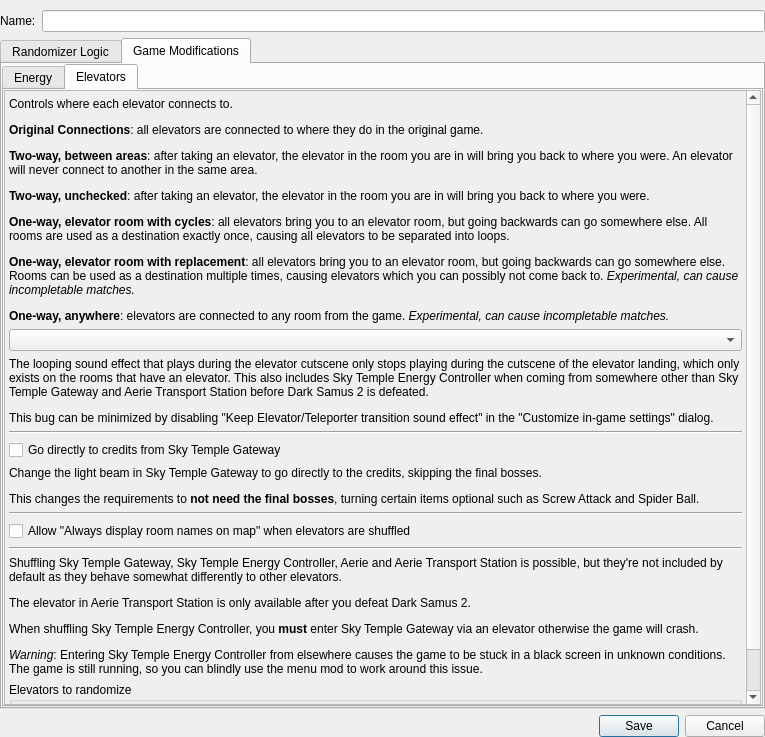
The window that randovania/gui/ui_files/logic_settings_window.ui (randovania/randovania) describes before a commit, drawn with Qt 5.
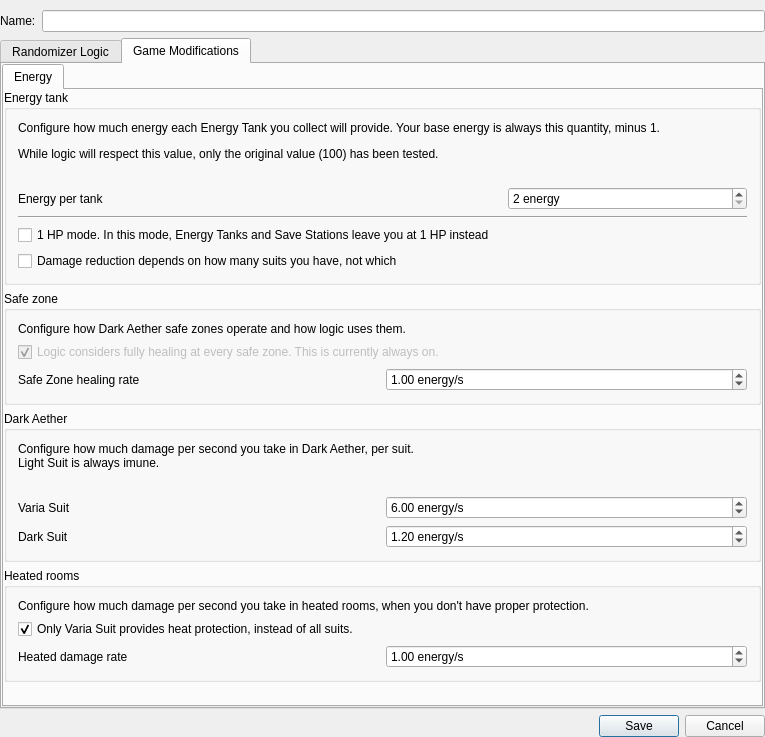
The same window after the commit. The open tabs and pages were chosen to show the change.

Commit message: Split elevators into PresetElevators

What changed in the file:
```diff
--- a/randovania/gui/ui_files/logic_settings_window.ui
+++ b/randovania/gui/ui_files/logic_settings_window.ui
@@ -717,185 +717,6 @@
            </item>
           </layout>
          </widget>
-         <widget class="QWidget" name="elevator_tab">
-          <attribute name="title">
-           <string>Elevators</string>
-          </attribute>
-          <layout class="QVBoxLayout" name="elevator_parent_layout">
-           <property name="leftMargin">
-            <number>0</number>
-           </property>
-           <property name="topMargin">
-            <number>0</number>
-           </property>
-           <property name="rightMargin">
-            <number>0</number>
-           </property>
-           <property name="bottomMargin">
-            <number>0</number>
-           </property>
-           <item>
-            <widget class="QScrollArea" name="elevator_scroll_area">
-             <property name="widgetResizable">
-              <bool>true</bool>
-             </property>
-             <widget class="QWidget" name="elevator_scroll_area_contents">
-              <property name="geometry">
-               <rect>
-                <x>0</x>
-                <y>-51</y>
-                <width>741</width>
-                <height>643</height>
-               </rect>
-              </property>
-              <layout class="QVBoxLayout" name="elevator_layout">
-               <property name="leftMargin">
-                <number>4</number>
-               </property>
-               <property name="topMargin">
-                <number>6</number>
-               </property>
-               <property name="rightMargin">
-                <number>4</number>
-               </property>
-               <property name="bottomMargin">
-                <number>0</number>
-               </property>
-               <item>
-                <widget class="QLabel" name="elevators_description_label">
-                 <property name="text">
-                  <string>&lt;html&gt;&lt;head/&gt;&lt;body&gt;&lt;p&gt;Controls where each elevator connects to.&lt;/p&gt;&lt;p&gt;&lt;span style=&quot; font-weight:600;&quot;&gt;Original Connections&lt;/span&gt;: all elevators are connected to where they do in the original game.&lt;/p&gt;&lt;p&gt;&lt;span style=&quot; font-weight:600;&quot;&gt;Two-way, between areas&lt;/span&gt;: after taking an elevator, the elevator in the room you are in will bring you back to where you were. An elevator will never connect to another in the same area.&lt;/p&gt;&lt;p&gt;&lt;span style=&quot; font-weight:600;&quot;&gt;Two-way, unchecked&lt;/span&gt;: after taking an elevator, the elevator in the room you are in will bring you back to where you were.&lt;/p&gt;&lt;p&gt;&lt;span style=&quot; font-weight:600;&quot;&gt;One-way, elevator room with cycles&lt;/span&gt;: all elevators bring you to an elevator room, but going backwards can go somewhere else. All rooms are used as a destination exactly once, causing all elevators to be separated into loops.&lt;/p&gt;&lt;p&gt;&lt;span style=&quot; font-weight:600;&quot;&gt;One-way, elevator room with replacement&lt;/span&gt;: all elevators bring you to an elevator room, but going backwards can go somewhere else. Rooms can be used as a destination multiple times, causing elevators which you can possibly not come back to.&lt;span style=&quot; font-style:italic;&quot;&gt; Experimental, can cause incompletable matches.&lt;/span&gt;&lt;/p&gt;&lt;p&gt;&lt;span style=&quot; font-weight:600;&quot;&gt;One-way, anywhere&lt;/span&gt;: elevators are connected to any room from the game. &lt;span style=&quot; font-style:italic;&quot;&gt;Experimental, can cause incompletable matches.&lt;/span&gt;&lt;/p&gt;&lt;/body&gt;&lt;/html&gt;</string>
-                 </property>
-                 <property name="wordWrap">
-                  <bool>true</bool>
-                 </property>
-                </widget>
-               </item>
-               <item>
-                <widget class="QComboBox" name="elevators_combo"/>
-               </item>
-               <item>
-                <widget class="QLabel" name="elevators_help_sound_bug_label">
-                 <property name="text">
-                  <string>&lt;html&gt;&lt;head/&gt;&lt;body&gt;&lt;p&gt;The looping sound effect that plays during the elevator cutscene only stops playing during the cutscene of the elevator landing, which only exists on the rooms that have an elevator. This also includes Sky Temple Energy Controller when coming from somewhere other than Sky Temple Gateway and Aerie Transport Station before Dark Samus 2 is defeated.&lt;/p&gt;&lt;p&gt;This bug can be minimized by disabling &amp;quot;Keep Elevator/Teleporter transition sound effect&amp;quot; in the &amp;quot;Customize in-game settings&amp;quot; dialog.&lt;/p&gt;&lt;/body&gt;&lt;/html&gt;</string>
-                 </property>
-                 <property name="wordWrap">
-                  <bool>true</bool>
-                 </property>
-                </widget>
-               </item>
-               <item>
-                <widget class="Line" name="elevators_line_2">
-                 <property name="orientation">
-                  <enum>Qt::Horizontal</enum>
-                 </property>
-                </widget>
-               </item>
-               <item>
-                <widget class="QCheckBox" name="skip_final_bosses_check">
-                 <property name="text">
-                  <string>Go directly to credits from Sky Temple Gateway</string>
-                 </property>
-                </widget>
-               </item>
-               <item>
-                <widget class="QLabel" name="skip_final_bosses_label">
-                 <property name="text">
-                  <string>&lt;html&gt;&lt;head/&gt;&lt;body&gt;&lt;p&gt;Change the light beam in Sky Temple Gateway to go directly to the credits, skipping the final bosses.&lt;/p&gt;&lt;p&gt;This changes the requirements to &lt;span style=&quot; font-weight:600;&quot;&gt;not need the final bosses&lt;/span&gt;, turning certain items optional such as Screw Attack and Spider Ball.&lt;/p&gt;&lt;/body&gt;&lt;/html&gt;</string>
-                 </property>
-                 <property name="alignment">
-                  <set>Qt::AlignLeading|Qt::AlignLeft|Qt::AlignTop</set>
-                 </property>
-                 <property name="wordWrap">
-                  <bool>true</bool>
-                 </property>
-                </widget>
-               </item>
-               <item>
-                <widget class="Line" name="elevators_line_4">
-                 <property name="orientation">
-                  <enum>Qt::Horizontal</enum>
-                 </property>
-                </widget>
-               </item>
-               <item>
-                <widget class="QCheckBox" name="elevators_allow_unvisited_names_check">
-                 <property name="text">
-                  <string>Allow &quot;Always display room names on map&quot; when elevators are shuffled</string>
-                 </property>
-                </widget>
-               </item>
-               <item>
-                <widget class="Line" name="elevators_line_3">
-                 <property name="orientation">
-                  <enum>Qt::Horizontal</enum>
-                 </property>
-                </widget>
-               </item>
-               <item>
-                <widget class="QLabel" name="elevators_help_list_label">
-                 <property name="text">
-                  <string>&lt;html&gt;&lt;head/&gt;&lt;body&gt;&lt;p&gt;Shuffling Sky Temple Gateway, Sky Temple Energy Controller, Aerie and Aerie Transport Station is possible, but they're not included by default as they behave somewhat differently to other elevators.&lt;/p&gt;&lt;p&gt;The elevator in Aerie Transport Station is only available after you defeat Dark Samus 2.&lt;/p&gt;&lt;p&gt;When shuffling Sky Temple Energy Controller, you &lt;span style=&quot; font-weight:600;&quot;&gt;must&lt;/span&gt; enter Sky Temple Gateway via an elevator otherwise the game will crash.&lt;/p&gt;&lt;p&gt;&lt;span style=&quot; font-style:italic;&quot;&gt;Warning&lt;/span&gt;: Entering Sky Temple Energy Controller from elsewhere causes the game to be stuck in a black screen in unknown conditions. The game is still running, so you can blindly use the menu mod to work around this issue.&lt;/p&gt;&lt;/body&gt;&lt;/html&gt;</string>
-                 </property>
-                 <property name="wordWrap">
-                  <bool>true</bool>
-                 </property>
-                </widget>
-               </item>
-               <item>
-                <widget class="QGroupBox" name="elevators_source_group">
-                 <property name="title">
-                  <string>Elevators to randomize</string>
-                 </property>
-                 <layout class="QGridLayout" name="elevators_source_layout">
-                  <property name="leftMargin">
-                   <number>1</number>
-                  </property>
-                  <property name="topMargin">
-                   <number>1</number>
-                  </property>
-                  <property name="rightMargin">
-                   <number>1</number>
-                  </property>
-                  <property name="bottomMargin">
-                   <number>1</number>
-                  </property>
-                  <property name="spacing">
-                   <number>3</number>
-                  </property>
-                 </layout>
-                </widget>
-               </item>
-               <item>
-                <widget class="QGroupBox" name="elevators_target_group">
-                 <property name="title">
-                  <string>Valid elevator targets</string>
-                 </property>
-                 <layout class="QGridLayout" name="elevators_target_layout">
-                  <property name="leftMargin">
-                   <number>1</number>
-                  </property>
-                  <property name="topMargin">
-                   <number>1</number>
-                  </property>
-                  <property name="rightMargin">
-                   <number>1</number>
-                  </property>
-                  <property name="bottomMargin">
-                   <number>1</number>
-                  </property>
-                  <property name="spacing">
-                   <number>3</number>
-                  </property>
-                 </layout>
-                </widget>
-               </item>
-              </layout>
-             </widget>
-            </widget>
-           </item>
-          </layout>
-         </widget>
         </widget>
        </item>
       </layout>
```
The commit also changes 5 other files.
